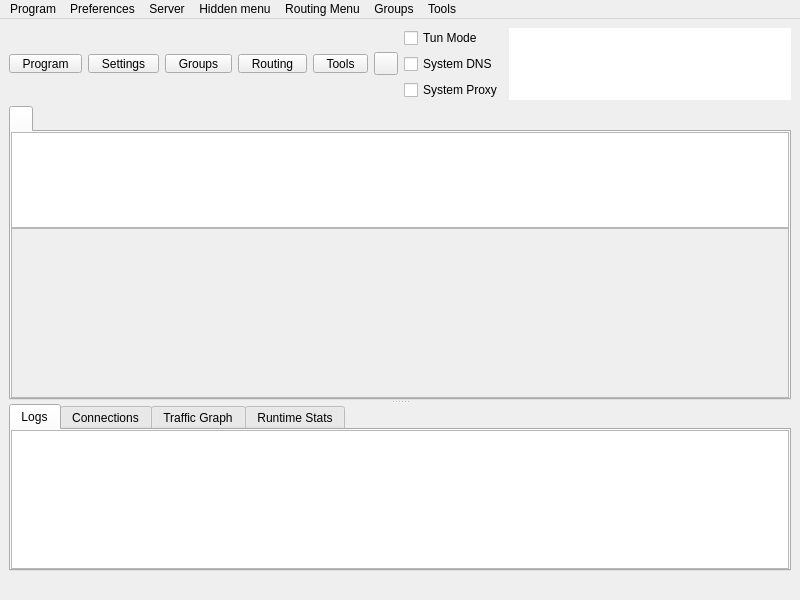
Above: include/ui/mainwindow.ui from Nuxoul/NxProxy before the change. Below: the same form after it.
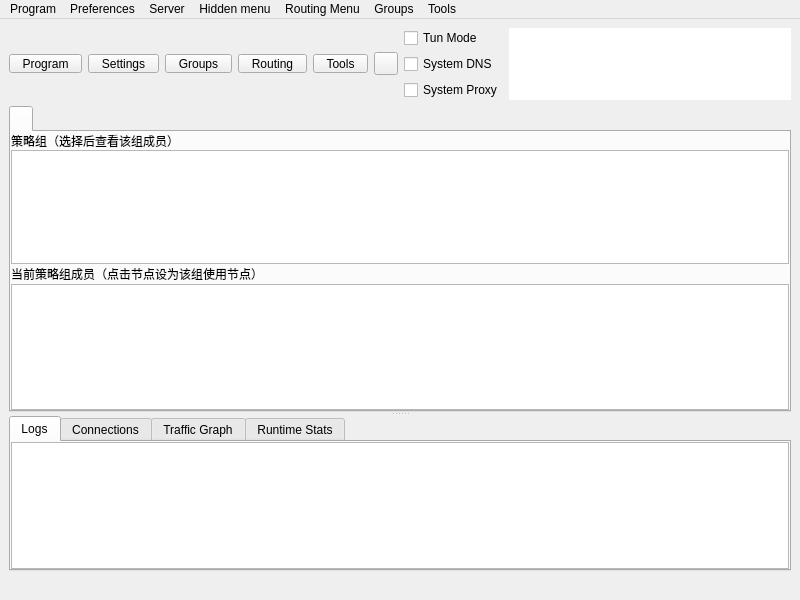
That is the form after the change. Icons and pictures are not drawn. Custom widgets are drawn as their Qt base class.

Commit message:
Carry strategy groups from import to runtime switching
- import Clash proxy-groups and keep each group's own selected node
- switch a group's node inside the running core over a new SelectOutbound RPC,
  so a repick no longer needs a restart
- guard STUN/UDP ahead of the CN-direct rules, the path that leaked the real IP
- show each group's current node and latency in the panel instead of a member
  count, and give the node name the width the traffic column was wasting

```diff
--- a/include/ui/mainwindow.ui
+++ b/include/ui/mainwindow.ui
@@ -419,6 +419,70 @@
           <number>0</number>
          </property>
          <item row="0" column="0">
+         <widget class="QLabel" name="selectorGroupHint">
+          <property name="text">
+           <string>策略组（选择后查看该组成员）</string>
+          </property>
+         </widget>
+        </item>
+        <item row="1" column="0">
+         <widget class="QListWidget" name="selectorGroupList">
+          <property name="minimumSize">
+           <size>
+            <width>0</width>
+            <height>86</height>
+           </size>
+          </property>
+          <property name="maximumSize">
+           <size>
+            <width>16777215</width>
+            <height>180</height>
+           </size>
+          </property>
+          <property name="selectionMode">
+           <enum>QAbstractItemView::SelectionMode::SingleSelection</enum>
+          </property>
+         </widget>
+        </item>
+        <item row="2" column="0">
+         <widget class="QWidget" name="selectorMemberToolbar">
+          <layout class="QHBoxLayout" name="selectorMemberToolbarLayout">
+           <property name="leftMargin">
+            <number>0</number>
+           </property>
+           <property name="topMargin">
+            <number>0</number>
+           </property>
+           <property name="rightMargin">
+            <number>0</number>
+           </property>
+           <property name="bottomMargin">
+            <number>0</number>
+           </property>
+           <item>
+            <widget class="QLabel" name="selectorMemberHint">
+             <property name="text">
+              <string>当前策略组成员（点击节点设为该组使用节点）</string>
+             </property>
+            </widget>
+           </item>
+           <item>
+            <spacer name="selectorMemberToolbarSpacer">
+             <property name="orientation">
+              <enum>Qt::Orientation::Horizontal</enum>
+             </property>
+             <property name="sizeHint" stdset="0">
+              <size>
+               <width>40</width>
+               <height>20</height>
+              </size>
+             </property>
+            </spacer>
+           </item>
+          </layout>
+         </widget>
+        </item>
+        <item row="3" column="0">
           <widget class="ProfilesTableView" name="profilesTableView">
            <property name="contextMenuPolicy">
             <enum>Qt::ContextMenuPolicy::CustomContextMenu</enum>
@@ -452,38 +516,6 @@
            </attribute>
           </widget>
          </item>
-         <item>
-          <widget class="QScrollArea" name="selectorCardsScroll">
-           <property name="minimumSize">
-            <size>
-             <width>0</width>
-             <height>170</height>
-            </size>
-           </property>
-           <property name="widgetResizable">
-            <bool>true</bool>
-           </property>
-           <widget class="QWidget" name="selectorCardsContainer">
-            <layout class="QVBoxLayout" name="selectorCardsLayout">
-             <property name="spacing">
-              <number>8</number>
-             </property>
-             <property name="leftMargin">
-              <number>8</number>
-             </property>
-             <property name="topMargin">
-              <number>6</number>
-             </property>
-             <property name="rightMargin">
-              <number>8</number>
-             </property>
-             <property name="bottomMargin">
-              <number>6</number>
-             </property>
-            </layout>
-           </widget>
-          </widget>
-         </item>
         </layout>
        </widget>
        </widget>
```
Lines whose indentation alone changed are shown as unchanged. The commit also changes 46 other files.
